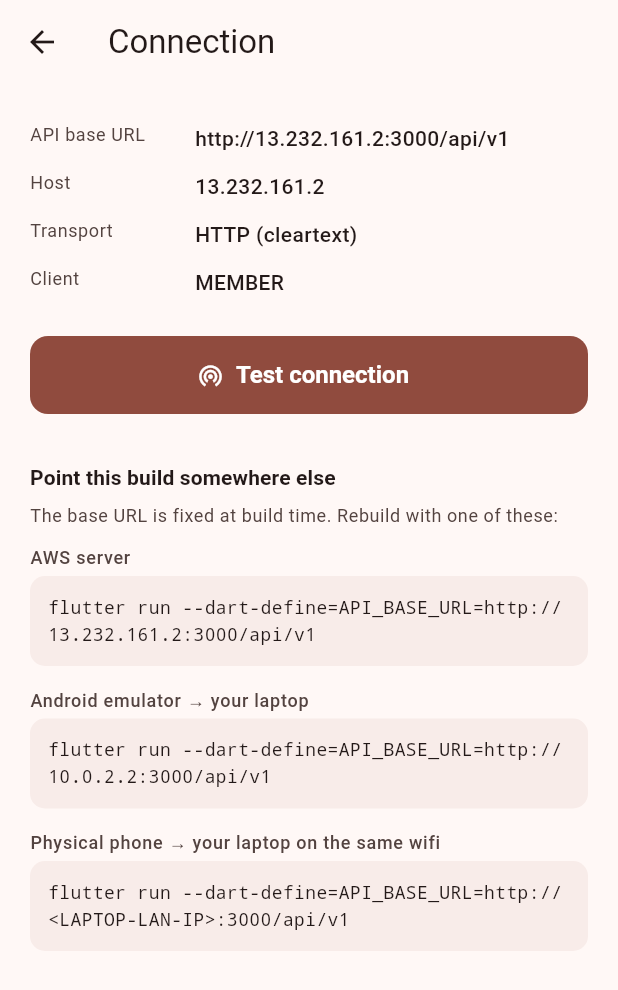
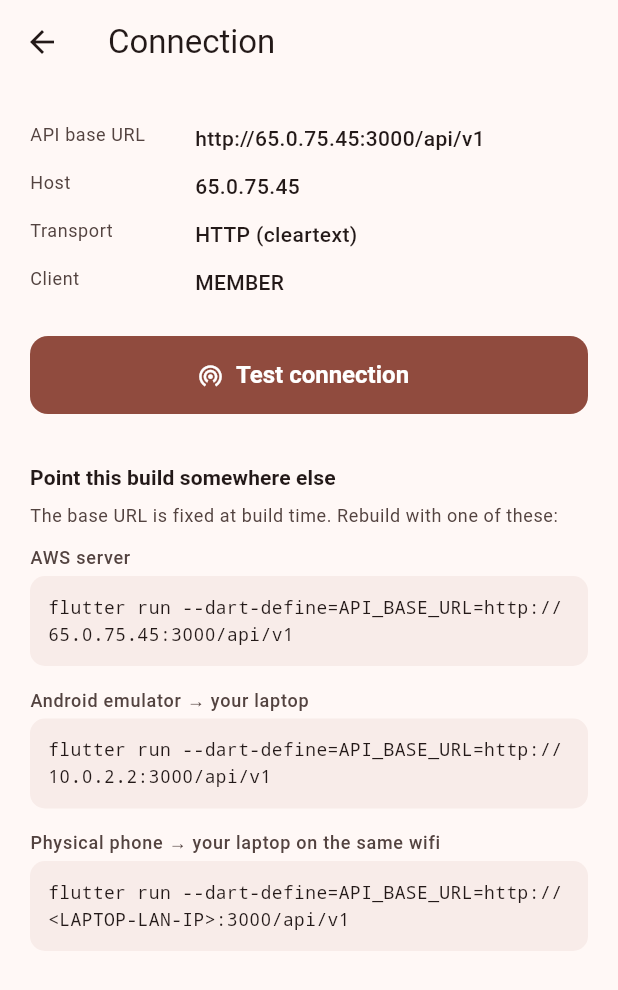
Before and after one commit to DivineGeneralMohraga/gymologia-production-v1, a Flutter app: the DiagnosticsScreen screen opened directly, on a phone screen of 412 x 824 dp. Shown: the top 990 px of the screen. Run offline on Flutter 3.47's test engine with Material 3 defaults, Android fonts, the phone set to English and light mode, and no system bars; our stand-ins replace dio, flutter_secure_storage; accounts and stored records are empty.

Commit message:
Point everything at the new EC2 box, and let bootstrap-env.sh work without one
The old instance (13.232.161.2) is gone — SSH refuses — and 65.0.75.45 is a
fresh box with nothing on it but sshd. Updated the Flutter default base
URL, the Android cleartext allow-list, the iOS ATS exception, the
diagnostics screen commands, deploy.sh and DEPLOY-AWS.md.

That also breaks bootstrap-env.sh's main assumption: it read the working
credentials out of the v1 backend's .env, which lived on the machine that
no longer exists. Values may now be supplied through the environment,
which wins over the file when both are present:

  sudo DATABASE_URL=... MSG91_WIDGET_TOKEN=... ./bootstrap-env.sh

Everything else is unchanged — it still generates the four crypto secrets
fresh, rewrites an IPv6 DIRECT_URL to the session pooler, picks the stage
from whether Cashfree is sandbox or live, and reports what is missing.

Co-Authored-By: Claude Opus 5 <noreply@anthropic.com>

```diff
--- a/apps/gymologia/lib/core/config/app_config.dart
+++ b/apps/gymologia/lib/core/config/app_config.dart
@@ -4,7 +4,7 @@
 /// one codebase builds against the EC2 box, a laptop on the LAN, or an
 /// emulator loopback without editing a single line:
 ///
-///   flutter run --dart-define=API_BASE_URL=http://13.232.161.2:3000/api/v1
+///   flutter run --dart-define=API_BASE_URL=http://65.0.75.45:3000/api/v1
 ///   flutter run --dart-define=API_BASE_URL=http://10.0.2.2:3000/api/v1
 ///
 /// 10.0.2.2 is how the Android emulator reaches the host machine's
@@ -14,7 +14,7 @@ class AppConfig {
 
   static const String apiBaseUrl = String.fromEnvironment(
     'API_BASE_URL',
-    defaultValue: 'http://13.232.161.2:3000/api/v1',
+    defaultValue: 'http://65.0.75.45:3000/api/v1',
   );
 
   /// Shown on the diagnostics screen so a tester can confirm at a glance
--- a/apps/gymologia/lib/features/diagnostics/diagnostics_screen.dart
+++ b/apps/gymologia/lib/features/diagnostics/diagnostics_screen.dart
@@ -116,7 +116,7 @@ class _DiagnosticsScreenState extends State<DiagnosticsScreen> {
             const _Command(
               label: 'AWS server',
               command:
-                  'flutter run --dart-define=API_BASE_URL=http://13.232.161.2:3000/api/v1',
+                  'flutter run --dart-define=API_BASE_URL=http://65.0.75.45:3000/api/v1',
             ),
             const _Command(
               label: 'Android emulator → your laptop',
```
Also changed, not shown: 5 other files.
